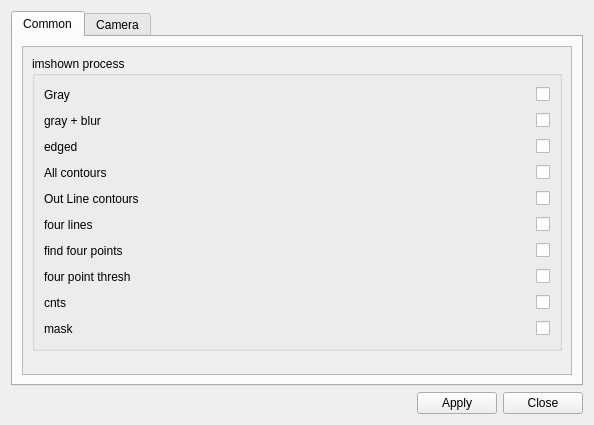
Qt form qt/ReaderUI/ReaderUI/settings.ui (discodyer/Qt-AnscardScanner) before a commit.
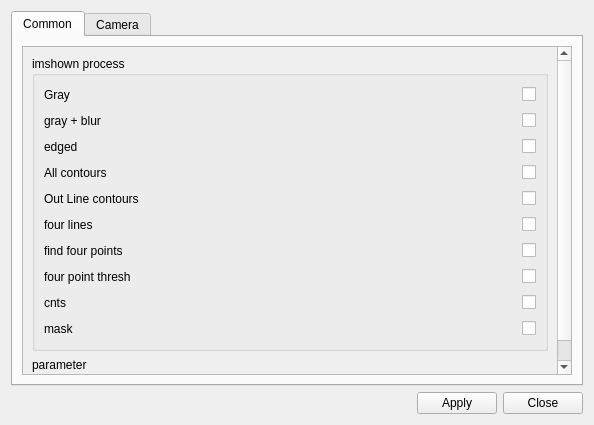
The same form after that commit. Icons and pictures are not drawn.

The edit to the form file:
```diff
--- a/qt/ReaderUI/ReaderUI/settings.ui
+++ b/qt/ReaderUI/ReaderUI/settings.ui
@@ -37,9 +37,9 @@
           <property name="geometry">
            <rect>
             <x>0</x>
-            <y>0</y>
+            <y>-100</y>
             <width>527</width>
-            <height>353</height>
+            <height>403</height>
            </rect>
           </property>
           <layout class="QVBoxLayout" name="verticalLayout_3">
@@ -322,6 +322,13 @@
              </layout>
             </widget>
            </item>
+           <item>
+            <widget class="QGroupBox" name="groupBox_2">
+             <property name="title">
+              <string>parameter</string>
+             </property>
+            </widget>
+           </item>
            <item>
             <spacer name="verticalSpacer">
              <property name="orientation">
```
